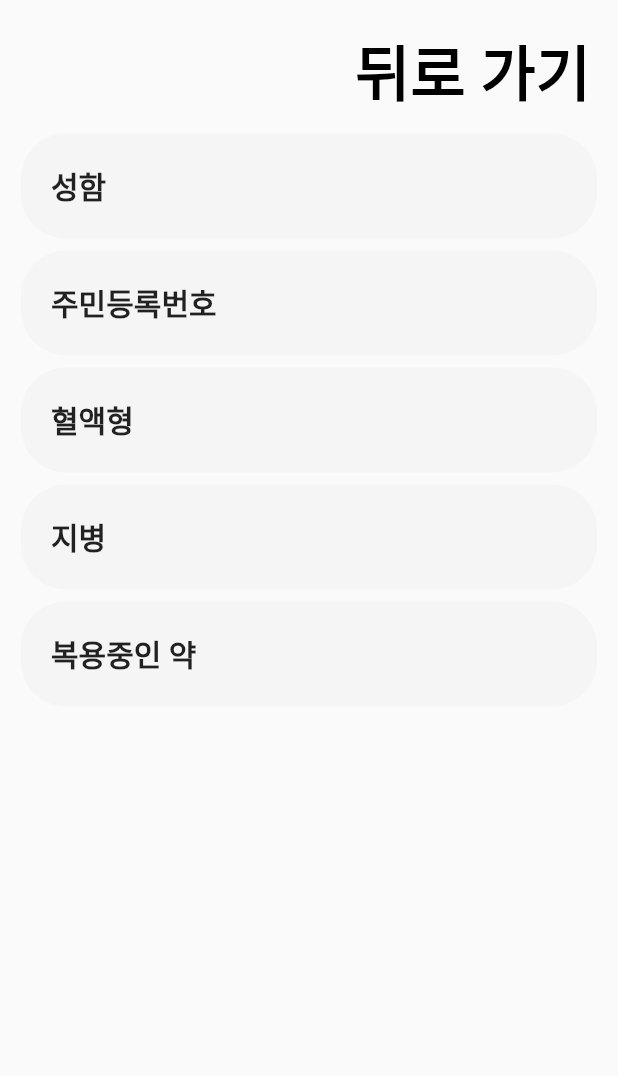
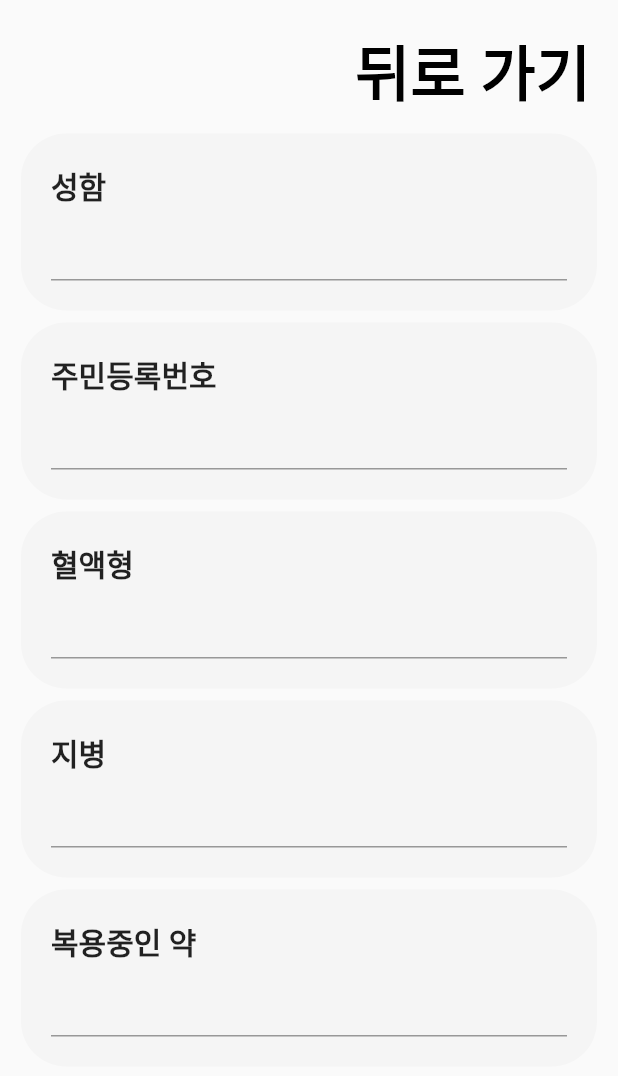
Before and after one commit to GDSC-CAU/Wiro-Flutter-App, a Flutter app: the PrivacyEditPage screen opened directly, on a phone screen of 412 x 824 dp. Shown: the top 1076 px of the screen. Run offline on Flutter 3.47's test engine with Material 2 defaults, Android fonts, the phone set to English and light mode, and no system bars; our stand-ins replace firebase_auth, firebase_core, google_sign_in; accounts and stored records are empty; generated files the repository leaves out were written again.

Commit message:
Update PrivacyEdit : Added TextField for Data Input

```diff
--- a/lib/pages/PrivacyEditPage.dart
+++ b/lib/pages/PrivacyEditPage.dart
@@ -46,9 +46,16 @@ class PrivacyEditBack extends StatelessWidget {
 }
 
 class PrivacyEditInput extends StatelessWidget {
+  final inputBloodController = TextEditingController();
+  final inputDiseaseController = TextEditingController();
+  final inputIDController = TextEditingController();
+  final inputMedicineController = TextEditingController();
+  final inputNameController = TextEditingController();
+
   @override
   Widget build(BuildContext context) {
-    return Column(
+    return SingleChildScrollView(
+      child: Column(
         children: [
           Card(
             color: const Color(0xFFF5F5F5),
@@ -68,6 +75,12 @@ class PrivacyEditInput extends StatelessWidget {
                         fontSize: 20,
                         fontWeight: FontWeight.bold
                       )
+                    ),
+                    TextField(
+                      controller: inputNameController,
+                      style: const TextStyle(
+                          fontSize: 20
+                      ),
                     )
                   ]
                 ),
@@ -92,6 +105,12 @@ class PrivacyEditInput extends StatelessWidget {
                               fontSize: 20,
                               fontWeight: FontWeight.bold
                             )
+                          ),
+                          TextField(
+                            controller: inputIDController,
+                            style: const TextStyle(
+                                fontSize: 20
+                            ),
                           )
                         ]
                     ),
@@ -116,6 +135,12 @@ class PrivacyEditInput extends StatelessWidget {
                               fontSize: 20,
                               fontWeight: FontWeight.bold
                             )
+                          ),
+                          TextField(
+                            controller: inputBloodController,
+                            style: const TextStyle(
+                                fontSize: 20
+                            ),
                           )
                         ]
                     ),
@@ -140,6 +165,12 @@ class PrivacyEditInput extends StatelessWidget {
                               fontSize: 20,
                               fontWeight: FontWeight.bold
                             )
+                          ),
+                          TextField(
+                            controller: inputDiseaseController,
+                            style: const TextStyle(
+                                fontSize: 20
+                            ),
                           )
                         ]
                     ),
@@ -164,6 +195,12 @@ class PrivacyEditInput extends StatelessWidget {
                               fontSize: 20,
                               fontWeight: FontWeight.bold
                             )
+                          ),
+                          TextField(
+                            controller: inputMedicineController,
+                            style: const TextStyle(
+                                fontSize: 20
+                            ),
                           )
                         ]
                     ),
@@ -171,6 +208,7 @@ class PrivacyEditInput extends StatelessWidget {
               )
           ),
         ],
+      )
     );
   }
 }
```
Lines whose indentation alone changed are shown as unchanged.
